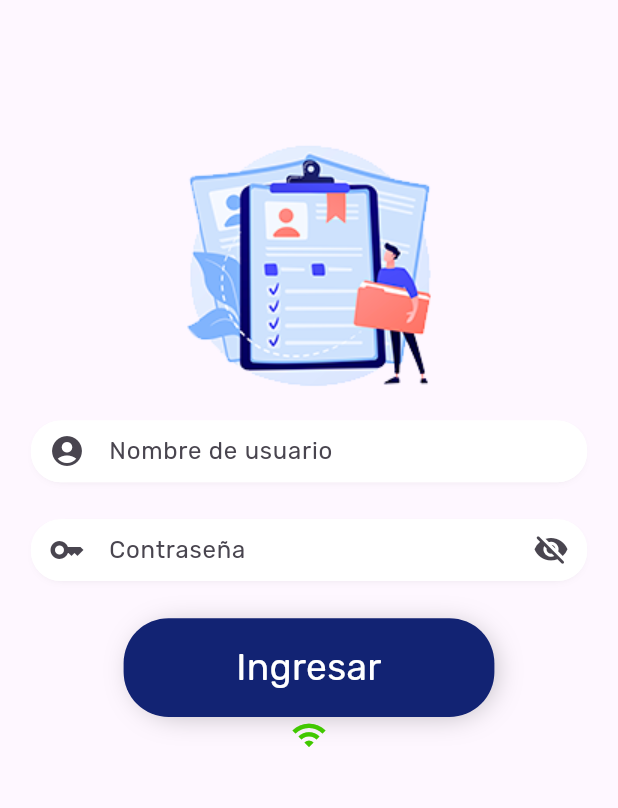
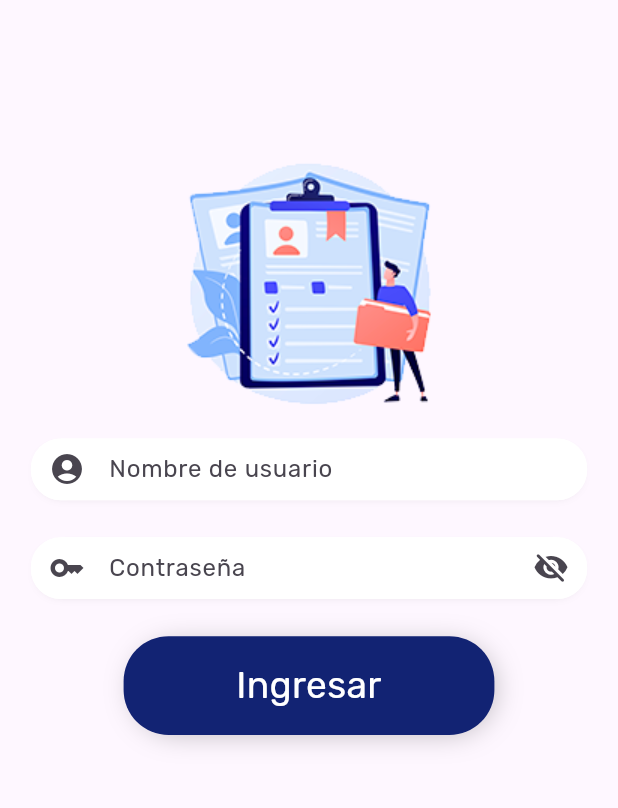
Before and after one commit to robin30000/autogestion-terreno-front, a Flutter app: the screen it shows after launch, on a phone screen of 412 x 824 dp, the part 124-932 px from its top. Run offline on Flutter 3.47's test engine with Material 3 defaults, Android fonts, the phone set to English and light mode, and no system bars; our stand-ins replace connectivity_plus, flutter_advanced_drawer, flutter_secure_storage, internet_connection_checker, youtube_player_flutter; missing offline and left inert: dart:ffi, qr_code_scanner, textfield_tags.

Commit message:
se quita icono wifi

```diff
--- a/lib/pages/login.dart
+++ b/lib/pages/login.dart
@@ -121,23 +121,23 @@ class _LoginPageState extends State<LoginPage> {
                               }
                             },
                             text: 'Ingresar'),
-                        (uiProvider.connectionStatusProvider ==
-                                ConnectivityResult.wifi)
-                            ? Icon(
-                                Icons.wifi,
-                                color: uiProvider.isDeviceConnectedProvider
-                                    ? greenColor
-                                    : redColor,
-                              )
-                            : (uiProvider.connectionStatusProvider ==
-                                    ConnectivityResult.mobile)
-                                ? Icon(
-                                    Icons.cell_tower,
-                                    color: uiProvider.isDeviceConnectedProvider
-                                        ? greenColor
-                                        : redColor,
-                                  )
-                                : const Icon(Icons.public_off)
+                        // (uiProvider.connectionStatusProvider ==
+                        //         ConnectivityResult.wifi)
+                        //     ? Icon(
+                        //         Icons.wifi,
+                        //         color: uiProvider.isDeviceConnectedProvider
+                        //             ? greenColor
+                        //             : redColor,
+                        //       )
+                        //     : (uiProvider.connectionStatusProvider ==
+                        //             ConnectivityResult.mobile)
+                        //         ? Icon(
+                        //             Icons.cell_tower,
+                        //             color: uiProvider.isDeviceConnectedProvider
+                        //                 ? greenColor
+                        //                 : redColor,
+                        //           )
+                        //         : const Icon(Icons.public_off)
                       ],
                     ),
                   ),
```
